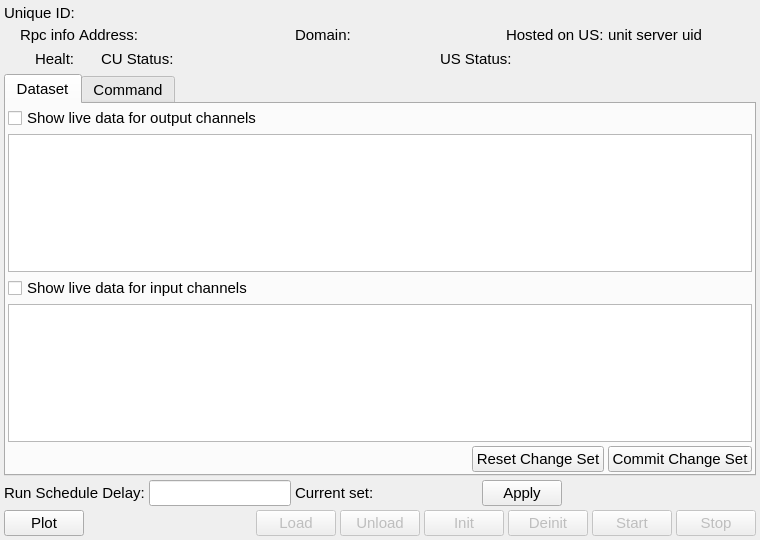
The window that ccs/node/control_unit/ControlUnitEditor.ui (bisegni/chaosframework) describes before a commit, drawn with Qt 5.
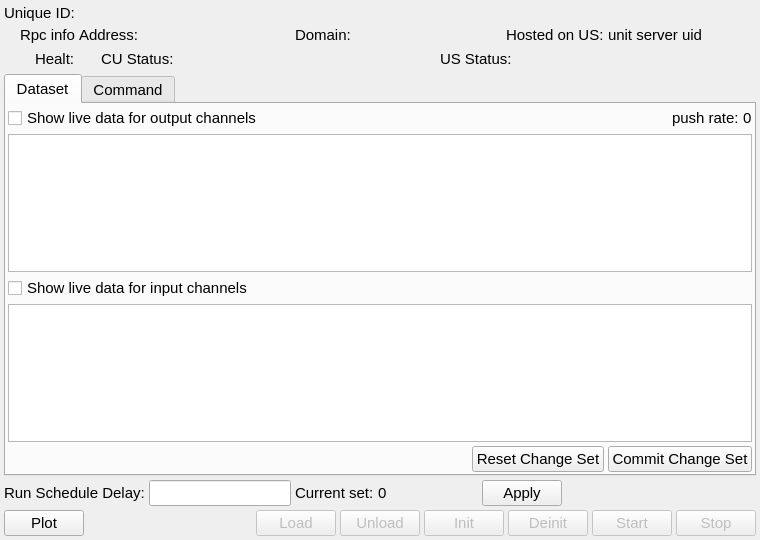
The same window after the commit. Custom widgets are drawn as their Qt base class.

Commit message: update the ccs for view the push rate of the output dataset

Diff of the .ui file:
```diff
--- a/ccs/node/control_unit/ControlUnitEditor.ui
+++ b/ccs/node/control_unit/ControlUnitEditor.ui
@@ -343,6 +343,11 @@
           <number>4</number>
          </property>
          <item>
+          <layout class="QHBoxLayout" name="horizontalLayout_7" stretch="1,0,0">
+           <property name="spacing">
+            <number>4</number>
+           </property>
+           <item>
           <widget class="QCheckBox" name="checkBoxMonitorOutputChannels">
            <property name="font">
             <font>
@@ -358,6 +363,47 @@
           </widget>
          </item>
          <item>
+            <widget class="QLabel" name="label_12">
+             <property name="font">
+              <font>
+               <pointsize>11</pointsize>
+              </font>
+             </property>
+             <property name="text">
+              <string>push rate:</string>
+             </property>
+            </widget>
+           </item>
+           <item>
+            <widget class="ChaosHealtLabel" name="chaosLabelDSOutputPushRate">
+             <property name="sizePolicy">
+              <sizepolicy hsizetype="MinimumExpanding" vsizetype="Preferred">
+               <horstretch>0</horstretch>
+               <verstretch>0</verstretch>
+              </sizepolicy>
+             </property>
+             <property name="minimumSize">
+              <size>
+               <width>0</width>
+               <height>0</height>
+              </size>
+             </property>
+             <property name="font">
+              <font>
+               <pointsize>11</pointsize>
+              </font>
+             </property>
+             <property name="text">
+              <string>0</string>
+             </property>
+             <property name="alignment">
+              <set>Qt::AlignLeading|Qt::AlignLeft|Qt::AlignVCenter</set>
+             </property>
+            </widget>
+           </item>
+          </layout>
+         </item>
+         <item>
           <widget class="QTableView" name="tableViewOutputChannel">
            <property name="font">
             <font>
@@ -765,6 +811,9 @@
          <property name="statusTip">
           <string>Show the current run step delay in microseconds</string>
          </property>
+         <property name="text">
+          <string>0</string>
+         </property>
         </widget>
        </item>
        <item row="0" column="1">
@@ -947,6 +996,11 @@
    <extends>QLabel</extends>
    <header>widget/ChaosLabel.h</header>
   </customwidget>
+  <customwidget>
+   <class>ChaosHealtLabel</class>
+   <extends>QLabel</extends>
+   <header>widget/ChaosHealtLabel.h</header>
+  </customwidget>
  </customwidgets>
  <resources/>
  <connections/>
```
Lines whose indentation alone changed are shown as unchanged. The commit also changes 11 other files.
